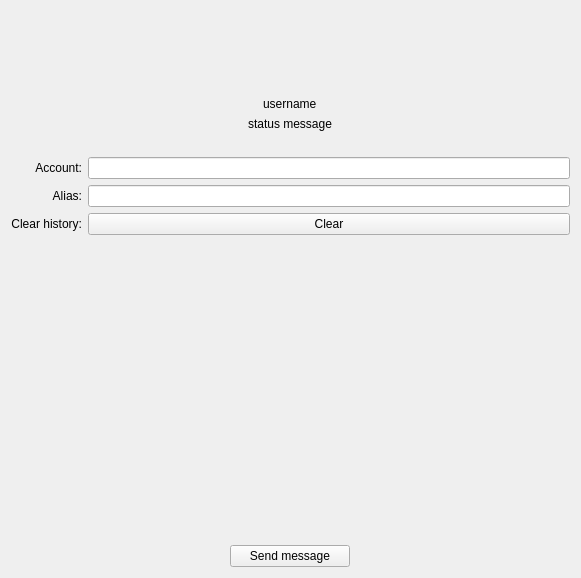
Above: src/modules/im/src/widget/form/aboutfriendform.ui from eiilpux17/ok-msg-desktop before the change. Below: the same form after it.
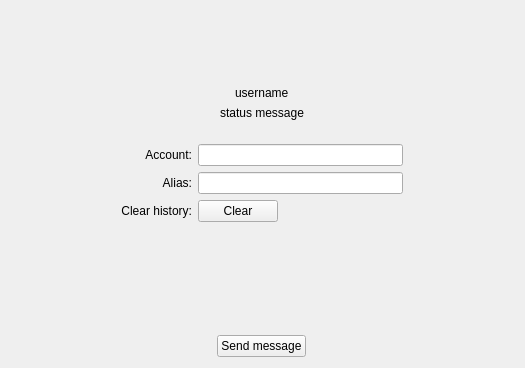
That is the form after the change. Icons and pictures are not drawn.

Commit message: `UI`: Fix styles of settings and contact avatar

What changed in the file:
```diff
--- a/src/modules/im/src/widget/form/aboutfriendform.ui
+++ b/src/modules/im/src/widget/form/aboutfriendform.ui
@@ -6,22 +6,29 @@
    <rect>
     <x>0</x>
     <y>0</y>
-    <width>581</width>
-    <height>578</height>
+    <width>525</width>
+    <height>368</height>
    </rect>
   </property>
   <property name="windowTitle">
    <string>Dialog</string>
   </property>
   <layout class="QGridLayout" name="gridLayout">
-   <item row="0" column="0">
-    <layout class="QVBoxLayout" name="avatarLayout">
-     <property name="topMargin">
-      <number>20</number>
+   <item row="0" column="0" alignment="Qt::AlignHCenter">
+    <widget class="QWidget" name="avatarWidget" native="true">
+     <property name="minimumSize">
+      <size>
+       <width>300</width>
+       <height>0</height>
+      </size>
      </property>
-     <property name="bottomMargin">
-      <number>20</number>
+     <property name="maximumSize">
+      <size>
+       <width>300</width>
+       <height>16777215</height>
+      </size>
      </property>
+     <layout class="QVBoxLayout" name="verticalLayout_2">
      <item alignment="Qt::AlignHCenter">
       <widget class="QLabel" name="avatar">
        <property name="sizePolicy">
@@ -72,14 +79,8 @@
        </property>
       </widget>
      </item>
-     <item alignment="Qt::AlignHCenter|Qt::AlignBottom">
+      <item alignment="Qt::AlignHCenter">
       <widget class="QLabel" name="statusMessage">
-       <property name="sizePolicy">
-        <sizepolicy hsizetype="MinimumExpanding" vsizetype="MinimumExpanding">
-         <horstretch>0</horstretch>
-         <verstretch>0</verstretch>
-        </sizepolicy>
-       </property>
        <property name="autoFillBackground">
         <bool>false</bool>
        </property>
@@ -101,126 +102,11 @@
       </widget>
      </item>
     </layout>
-   </item>
-   <item row="3" column="0">
-    <layout class="QGridLayout" name="infoLayout">
-     <item row="1" column="0">
-      <widget class="QLabel" name="aliasLabel">
-       <property name="layoutDirection">
-        <enum>Qt::LeftToRight</enum>
-       </property>
-       <property name="text">
-        <string>Alias:</string>
-       </property>
-       <property name="alignment">
-        <set>Qt::AlignRight|Qt::AlignTrailing|Qt::AlignVCenter</set>
-       </property>
-      </widget>
-     </item>
-     <item row="0" column="0">
-      <widget class="QLabel" name="accountLabel">
-       <property name="layoutDirection">
-        <enum>Qt::LeftToRight</enum>
-       </property>
-       <property name="text">
-        <string>Account:</string>
-       </property>
-       <property name="alignment">
-        <set>Qt::AlignRight|Qt::AlignTrailing|Qt::AlignVCenter</set>
-       </property>
-      </widget>
-     </item>
-     <item row="0" column="1">
-      <widget class="QLineEdit" name="id">
-       <property name="enabled">
-        <bool>true</bool>
-       </property>
-       <property name="mouseTracking">
-        <bool>false</bool>
-       </property>
-       <property name="acceptDrops">
-        <bool>false</bool>
-       </property>
-       <property name="inputMask">
-        <string notr="true"/>
-       </property>
-       <property name="text">
-        <string/>
-       </property>
-       <property name="cursorPosition">
-        <number>0</number>
-       </property>
-       <property name="readOnly">
-        <bool>true</bool>
-       </property>
-       <property name="cursorMoveStyle">
-        <enum>Qt::LogicalMoveStyle</enum>
-       </property>
-      </widget>
-     </item>
-     <item row="1" column="1">
-      <widget class="QLineEdit" name="alias">
-       <property name="enabled">
-        <bool>true</bool>
-       </property>
-       <property name="mouseTracking">
-        <bool>false</bool>
-       </property>
-       <property name="acceptDrops">
-        <bool>false</bool>
-       </property>
-       <property name="inputMask">
-        <string notr="true"/>
-       </property>
-       <property name="text">
-        <string/>
-       </property>
-       <property name="cursorPosition">
-        <number>0</number>
-       </property>
-       <property name="readOnly">
-        <bool>false</bool>
-       </property>
-       <property name="cursorMoveStyle">
-        <enum>Qt::LogicalMoveStyle</enum>
-       </property>
-      </widget>
-     </item>
-     <item row="5" column="1">
-      <widget class="QPushButton" name="removeHistory">
-       <property name="text">
-        <string>Clear</string>
-       </property>
-      </widget>
-     </item>
-     <item row="5" column="0">
-      <widget class="QLabel" name="label">
-       <property name="text">
-        <string>Clear history:</string>
-       </property>
-       <property name="alignment">
-        <set>Qt::AlignRight|Qt::AlignTrailing|Qt::AlignVCenter</set>
-       </property>
-      </widget>
-     </item>
-    </layout>
+    </widget>
    </item>
    <item row="4" column="0">
-    <layout class="QGridLayout" name="gridLayout_2">
-     <item row="1" column="0">
-      <widget class="QPushButton" name="sendMessage">
-       <property name="maximumSize">
-        <size>
-         <width>120</width>
-         <height>60</height>
-        </size>
-       </property>
-       <property name="text">
-        <string>Send message</string>
-       </property>
-      </widget>
-     </item>
-     <item row="0" column="0">
+    <layout class="QVBoxLayout" name="verticalLayout">
+     <item>
       <spacer name="verticalSpacer">
        <property name="orientation">
         <enum>Qt::Vertical</enum>
@@ -233,8 +119,144 @@
        </property>
       </spacer>
      </item>
+     <item alignment="Qt::AlignHCenter">
+      <widget class="QPushButton" name="sendMessage">
+       <property name="maximumSize">
+        <size>
+         <width>120</width>
+         <height>60</height>
+        </size>
+       </property>
+       <property name="text">
+        <string>Send message</string>
+       </property>
+      </widget>
+     </item>
     </layout>
    </item>
+   <item row="3" column="0">
+    <widget class="QWidget" name="infoWidget" native="true">
+     <property name="minimumSize">
+      <size>
+       <width>300</width>
+       <height>0</height>
+      </size>
+     </property>
+     <property name="maximumSize">
+      <size>
+       <width>300</width>
+       <height>16777215</height>
+      </size>
+     </property>
+     <layout class="QGridLayout" name="infoLayout">
+      <item row="1" column="1">
+       <widget class="QLineEdit" name="alias">
+        <property name="enabled">
+         <bool>true</bool>
+        </property>
+        <property name="mouseTracking">
+         <bool>false</bool>
+        </property>
+        <property name="acceptDrops">
+         <bool>false</bool>
+        </property>
+        <property name="inputMask">
+         <string notr="true"/>
+        </property>
+        <property name="text">
+         <string/>
+        </property>
+        <property name="cursorPosition">
+         <number>0</number>
+        </property>
+        <property name="readOnly">
+         <bool>false</bool>
+        </property>
+        <property name="cursorMoveStyle">
+         <enum>Qt::LogicalMoveStyle</enum>
+        </property>
+       </widget>
+      </item>
+      <item row="0" column="1">
+       <widget class="QLineEdit" name="id">
+        <property name="enabled">
+         <bool>true</bool>
+        </property>
+        <property name="mouseTracking">
+         <bool>false</bool>
+        </property>
+        <property name="acceptDrops">
+         <bool>false</bool>
+        </property>
+        <property name="inputMask">
+         <string notr="true"/>
+        </property>
+        <property name="text">
+         <string/>
+        </property>
+        <property name="cursorPosition">
+         <number>0</number>
+        </property>
+        <property name="readOnly">
+         <bool>true</bool>
+        </property>
+        <property name="cursorMoveStyle">
+         <enum>Qt::LogicalMoveStyle</enum>
+        </property>
+       </widget>
+      </item>
+      <item row="5" column="0">
+       <widget class="QLabel" name="label">
+        <property name="text">
+         <string>Clear history:</string>
+        </property>
+        <property name="alignment">
+         <set>Qt::AlignRight|Qt::AlignTrailing|Qt::AlignVCenter</set>
+        </property>
+       </widget>
+      </item>
+      <item row="1" column="0">
+       <widget class="QLabel" name="aliasLabel">
+        <property name="layoutDirection">
+         <enum>Qt::LeftToRight</enum>
+        </property>
+        <property name="text">
+         <string>Alias:</string>
+        </property>
+        <property name="alignment">
+         <set>Qt::AlignRight|Qt::AlignTrailing|Qt::AlignVCenter</set>
+        </property>
+       </widget>
+      </item>
+      <item row="5" column="1">
+       <widget class="QPushButton" name="removeHistory">
+        <property name="maximumSize">
+         <size>
+          <width>80</width>
+          <height>16777215</height>
+         </size>
+        </property>
+        <property name="text">
+         <string>Clear</string>
+        </property>
+       </widget>
+      </item>
+      <item row="0" column="0">
+       <widget class="QLabel" name="accountLabel">
+        <property name="layoutDirection">
+         <enum>Qt::LeftToRight</enum>
+        </property>
+        <property name="text">
+         <string>Account:</string>
+        </property>
+        <property name="alignment">
+         <set>Qt::AlignRight|Qt::AlignTrailing|Qt::AlignVCenter</set>
+        </property>
+       </widget>
+      </item>
+     </layout>
+    </widget>
+   </item>
   </layout>
  </widget>
  <tabstops>
```
Lines whose indentation alone changed are shown as unchanged. The commit also changes 69 other files.
